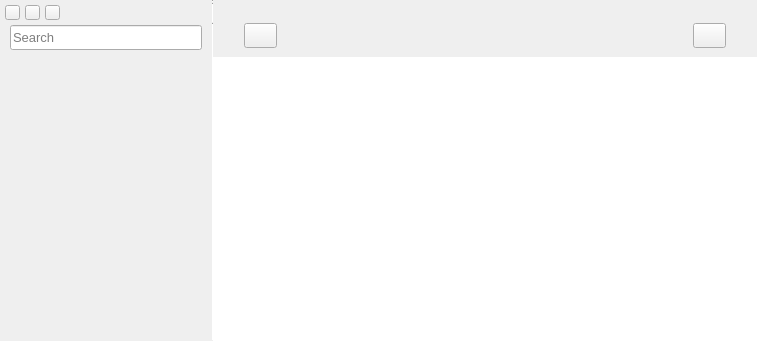
This is src/mainwindow.ui in nuttyartist/notes as Qt 5 draws it before an edit. The edited form follows.
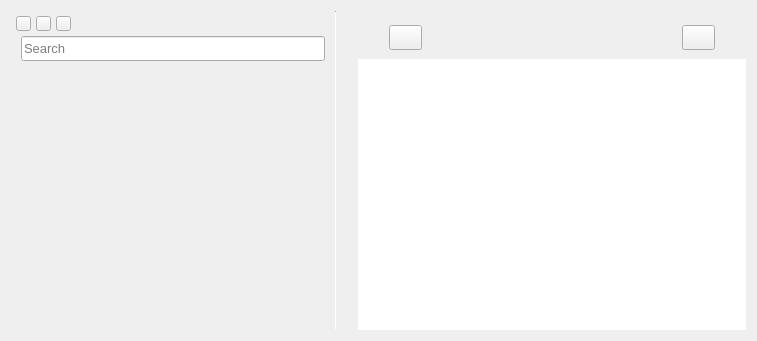
This is the edited form. Icons and pictures are not drawn.

Commit message: Make draggable line splitter and refine window layout

```diff
--- a/src/mainwindow.ui
+++ b/src/mainwindow.ui
@@ -35,24 +35,13 @@
    <enum>QTabWidget::Rounded</enum>
   </property>
   <widget class="QWidget" name="centralWidget">
-   <layout class="QVBoxLayout" name="verticalLayout_3">
-    <property name="spacing">
-     <number>0</number>
-    </property>
-    <property name="leftMargin">
-     <number>0</number>
-    </property>
-    <property name="topMargin">
-     <number>0</number>
-    </property>
-    <property name="rightMargin">
-     <number>0</number>
-    </property>
-    <property name="bottomMargin">
-     <number>0</number>
-    </property>
-    <item>
-     <layout class="QHBoxLayout" name="horizontalLayout_1">
+   <property name="sizePolicy">
+    <sizepolicy hsizetype="Preferred" vsizetype="Preferred">
+     <horstretch>0</horstretch>
+     <verstretch>0</verstretch>
+    </sizepolicy>
+   </property>
+   <layout class="QVBoxLayout" name="verticalLayout">
       <property name="spacing">
        <number>0</number>
       </property>
@@ -69,63 +58,59 @@
        <number>0</number>
       </property>
       <item>
-       <spacer name="horizontalSpacer_leftLine_3">
-        <property name="orientation">
-         <enum>Qt::Horizontal</enum>
-        </property>
-        <property name="sizeType">
-         <enum>QSizePolicy::Minimum</enum>
-        </property>
-        <property name="sizeHint" stdset="0">
-         <size>
-          <width>212</width>
-          <height>3</height>
-         </size>
-        </property>
-       </spacer>
-      </item>
-      <item>
-       <widget class="Line" name="line_3">
+     <widget class="QSplitter" name="splitter">
+      <property name="sizePolicy">
+       <sizepolicy hsizetype="Preferred" vsizetype="Preferred">
+        <horstretch>0</horstretch>
+        <verstretch>0</verstretch>
+       </sizepolicy>
+      </property>
         <property name="minimumSize">
          <size>
-          <width>1</width>
-          <height>3</height>
-         </size>
-        </property>
-        <property name="maximumSize">
-         <size>
-          <width>1</width>
-          <height>3</height>
-         </size>
-        </property>
-        <property name="sizeIncrement">
-         <size>
           <width>0</width>
           <height>0</height>
          </size>
         </property>
+      <property name="lineWidth">
+       <number>0</number>
+      </property>
+      <property name="orientation">
+       <enum>Qt::Horizontal</enum>
+      </property>
+      <property name="handleWidth">
+       <number>0</number>
+      </property>
+      <widget class="QWidget" name="horizontalLayoutWidget">
+       <layout class="QHBoxLayout" name="horizontalLayout_scrollArea">
+        <property name="spacing">
+         <number>0</number>
+        </property>
+        <item>
+         <layout class="QVBoxLayout" name="verticalLayout_scrollArea">
+          <property name="spacing">
+           <number>0</number>
+          </property>
+          <property name="sizeConstraint">
+           <enum>QLayout::SetNoConstraint</enum>
+          </property>
+          <item>
+           <spacer name="verticalSpacer_upLineEdit">
         <property name="orientation">
          <enum>Qt::Vertical</enum>
         </property>
-       </widget>
-      </item>
-      <item>
-       <spacer name="horizontalSpacer_rightLine_3">
-        <property name="orientation">
-         <enum>Qt::Horizontal</enum>
+            <property name="sizeType">
+             <enum>QSizePolicy::Minimum</enum>
         </property>
         <property name="sizeHint" stdset="0">
          <size>
-          <width>40</width>
+              <width>20</width>
           <height>3</height>
          </size>
         </property>
        </spacer>
       </item>
-     </layout>
-    </item>
     <item>
-     <layout class="QHBoxLayout" name="horizontalLayout_2">
+           <layout class="QHBoxLayout" name="horizontalLayout_scrollArea_2">
       <property name="spacing">
        <number>0</number>
       </property>
@@ -309,39 +294,7 @@
          <enum>Qt::Horizontal</enum>
         </property>
         <property name="sizeType">
-         <enum>QSizePolicy::Minimum</enum>
-        </property>
-        <property name="sizeHint" stdset="0">
-         <size>
-          <width>152</width>
-          <height>20</height>
-         </size>
-        </property>
-       </spacer>
-      </item>
-      <item>
-       <widget class="Line" name="line_2">
-        <property name="minimumSize">
-         <size>
-          <width>1</width>
-          <height>0</height>
-         </size>
-        </property>
-        <property name="maximumSize">
-         <size>
-          <width>1</width>
-          <height>16777215</height>
-         </size>
-        </property>
-        <property name="orientation">
-         <enum>Qt::Vertical</enum>
-        </property>
-       </widget>
-      </item>
-      <item>
-       <spacer name="horizontalSpacer_rightTrafficLightButtons2">
-        <property name="orientation">
-         <enum>Qt::Horizontal</enum>
+               <enum>QSizePolicy::Expanding</enum>
         </property>
         <property name="sizeHint" stdset="0">
          <size>
@@ -354,32 +307,7 @@
      </layout>
     </item>
     <item>
-     <layout class="QHBoxLayout" name="horizontalLayout_3">
-      <property name="spacing">
-       <number>0</number>
-      </property>
-      <property name="leftMargin">
-       <number>0</number>
-      </property>
-      <property name="topMargin">
-       <number>0</number>
-      </property>
-      <property name="rightMargin">
-       <number>0</number>
-      </property>
-      <property name="bottomMargin">
-       <number>0</number>
-      </property>
-      <item>
-       <layout class="QVBoxLayout" name="verticalLayout_1">
-        <property name="spacing">
-         <number>0</number>
-        </property>
-        <property name="sizeConstraint">
-         <enum>QLayout::SetNoConstraint</enum>
-        </property>
-        <item>
-         <spacer name="verticalSpacer_upLineEdit">
+           <spacer name="verticalSpacer">
           <property name="orientation">
            <enum>Qt::Vertical</enum>
           </property>
@@ -395,7 +323,7 @@
          </spacer>
         </item>
         <item>
-         <layout class="QHBoxLayout" name="horizontalLayout_4">
+           <layout class="QHBoxLayout" name="horizontalLayout_scrollArea_3">
           <property name="spacing">
            <number>0</number>
           </property>
@@ -424,7 +352,7 @@
           <item>
            <widget class="QLineEdit" name="lineEdit">
             <property name="sizePolicy">
-             <sizepolicy hsizetype="Fixed" vsizetype="Fixed">
+               <sizepolicy hsizetype="Preferred" vsizetype="Fixed">
               <horstretch>0</horstretch>
               <verstretch>0</verstretch>
              </sizepolicy>
@@ -514,7 +442,7 @@
         <item>
          <widget class="QScrollArea" name="scrollArea">
           <property name="sizePolicy">
-           <sizepolicy hsizetype="Preferred" vsizetype="Expanding">
+             <sizepolicy hsizetype="Minimum" vsizetype="Expanding">
             <horstretch>0</horstretch>
             <verstretch>0</verstretch>
            </sizepolicy>
@@ -545,8 +473,8 @@
             <rect>
              <x>0</x>
              <y>0</y>
-             <width>214</width>
-             <height>272</height>
+               <width>343</width>
+               <height>274</height>
             </rect>
            </property>
           </widget>
@@ -557,7 +485,7 @@
       <item>
        <widget class="Line" name="line">
         <property name="sizePolicy">
-         <sizepolicy hsizetype="Fixed" vsizetype="Expanding">
+           <sizepolicy hsizetype="Minimum" vsizetype="Expanding">
           <horstretch>0</horstretch>
           <verstretch>0</verstretch>
          </sizepolicy>
@@ -574,27 +502,45 @@
           <height>16777215</height>
          </size>
         </property>
-        <property name="frameShadow">
-         <enum>QFrame::Sunken</enum>
-        </property>
-        <property name="lineWidth">
-         <number>1</number>
-        </property>
-        <property name="midLineWidth">
-         <number>0</number>
+          <property name="sizeIncrement">
+           <size>
+            <width>0</width>
+            <height>0</height>
+           </size>
         </property>
         <property name="orientation">
          <enum>Qt::Vertical</enum>
         </property>
        </widget>
       </item>
-      <item>
-       <layout class="QVBoxLayout" name="verticalLayout_2">
+       </layout>
+      </widget>
+      <widget class="QWidget" name="layoutWidget">
+       <layout class="QVBoxLayout" name="verticalLayout_textEdit">
         <property name="spacing">
          <number>0</number>
         </property>
+        <property name="topMargin">
+         <number>0</number>
+        </property>
         <item>
-         <layout class="QHBoxLayout" name="horizontalLayout_5">
+         <spacer name="verticalSpacer_upEditorDateLabel">
+          <property name="orientation">
+           <enum>Qt::Vertical</enum>
+          </property>
+          <property name="sizeType">
+           <enum>QSizePolicy::Minimum</enum>
+          </property>
+          <property name="sizeHint" stdset="0">
+           <size>
+            <width>20</width>
+            <height>25</height>
+           </size>
+          </property>
+         </spacer>
+        </item>
+        <item>
+         <layout class="QHBoxLayout" name="horizontalLayout_textEdit">
           <property name="spacing">
            <number>0</number>
           </property>
@@ -825,8 +771,8 @@
          </widget>
         </item>
        </layout>
-      </item>
-     </layout>
+      </widget>
+     </widget>
     </item>
    </layout>
   </widget>
```
Left out of the diff: 6 changed lines with no effect on the pictures. Lines whose indentation alone changed are shown as unchanged. The commit also changes 2 other files.
